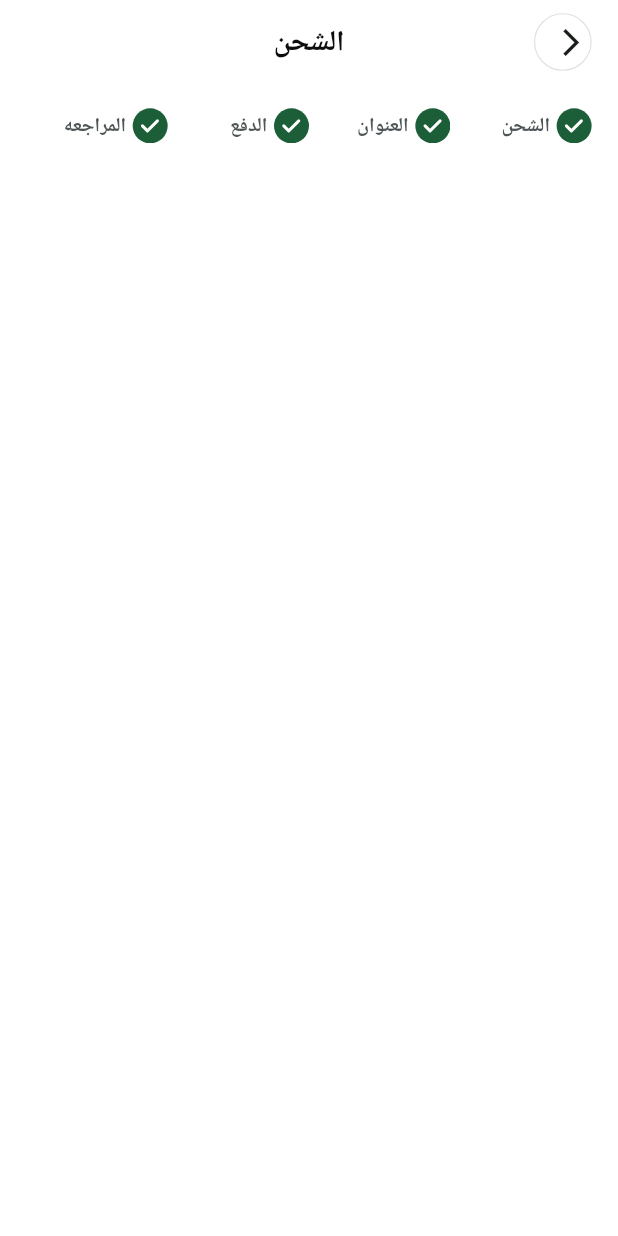
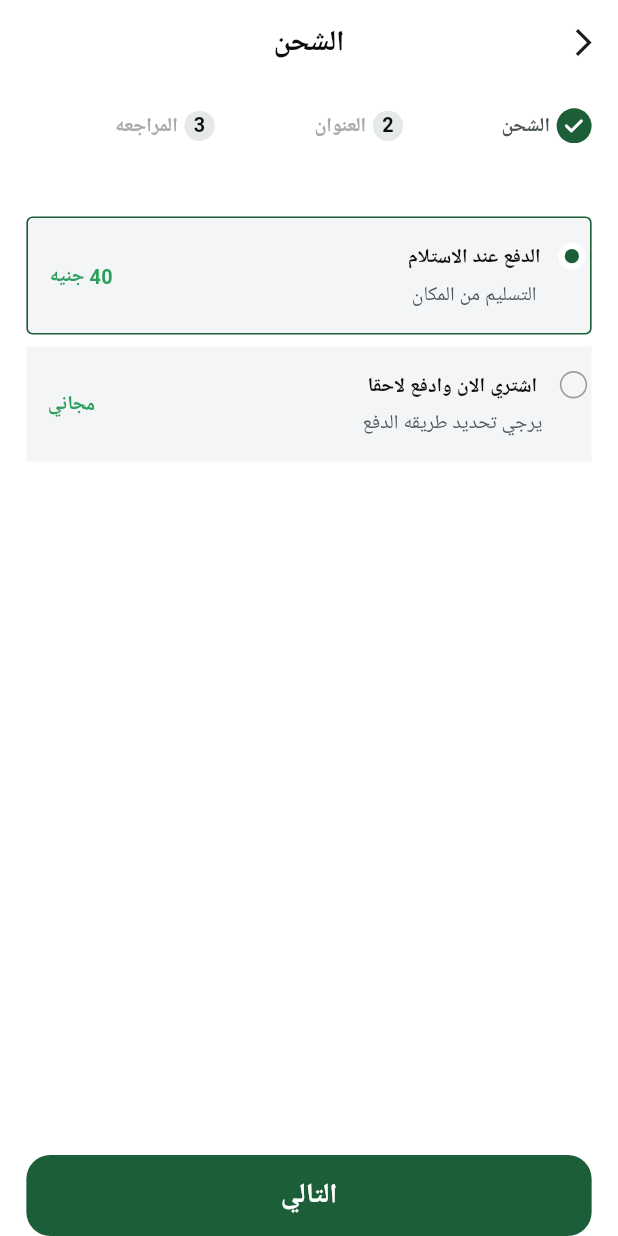
Before and after one commit to khaled-fcizu/fruits_hub, a Flutter app: the CheckOutView screen opened by its route, on a phone screen of 412 x 824 dp. Run offline on Flutter 3.47's test engine with Material 3 defaults, Android fonts, the phone set to English and light mode, and no system bars; our stand-ins replace cached_network_image, cloud_firestore, dartz, dots_indicator, equatable, firebase_auth and 9 more; missing offline and left inert: flutter_facebook_auth; accounts and stored records are empty; Roboto replaces fonts that are missing (Cairo).

Commit message:
add logic to check out with make the check out process item clickable and can scroll the submation

```diff
--- a/lib/core/widgets/build_app_bar.dart
+++ b/lib/core/widgets/build_app_bar.dart
@@ -15,10 +15,12 @@ AppBar buildAppBar(
     centerTitle: true,
     title: Text(title, style: AppTextStyles.font19BlackBold),
     actions: [
-     isRingVisible ? Padding(
-        padding: EdgeInsets.only(left: 16.w),
-        child: NotificationRing(),
-      ): const SizedBox.shrink(),
+      isRingVisible
+          ? Padding(
+              padding: EdgeInsets.only(left: 16.w),
+              child: NotificationRing(),
+            )
+          : const SizedBox.shrink(),
     ],
     leading: isLeadingVisible
         ? GestureDetector(
@@ -26,15 +28,8 @@ AppBar buildAppBar(
               Navigator.of(context).pop();
             },
             child: Padding(
-              padding: EdgeInsets.only(right: 16.w),
-              child: Container(
-                decoration: ShapeDecoration(
-                  shape: CircleBorder(
-                    side: BorderSide(color: Colors.grey.shade300, width: .7.w),
-                  ),
-                ),
-                child: Center(child: Icon(Icons.arrow_back_ios, size: 22)),
-              ),
+              padding: EdgeInsets.symmetric(horizontal: 16.w),
+              child: Icon(Icons.arrow_back_ios, size: 22),
             ),
           )
         : SizedBox.shrink(),
--- a/lib/features/check_out/presentation/views/chech_out_view.dart
+++ b/lib/features/check_out/presentation/views/chech_out_view.dart
@@ -1,25 +1,63 @@
 import 'package:flutter/material.dart';
 import 'package:flutter_screenutil/flutter_screenutil.dart';
 import 'package:fruit_hub/core/helpers/spacing_helper.dart';
+import 'package:fruit_hub/core/widgets/app_text_button.dart';
 import 'package:fruit_hub/core/widgets/build_app_bar.dart';
 import 'package:fruit_hub/features/check_out/presentation/views/widgets/chech_out_process_list_view.dart';
+import 'package:fruit_hub/features/check_out/presentation/views/widgets/check_out_page_view.dart';
 
-class CheckOutView extends StatelessWidget {
+class CheckOutView extends StatefulWidget {
   const CheckOutView({super.key});
 
+  @override
+  State<CheckOutView> createState() => _CheckOutViewState();
+}
+
+class _CheckOutViewState extends State<CheckOutView> {
+  late PageController pageController;
+  @override
+  void initState() {
+    pageController = PageController();
+    pageController.addListener(() {
+      setState(() {
+        currentPageIndex = pageController.page!.toInt();
+      });
+    });
+    super.initState();
+  }
+
+  @override
+  void dispose() {
+    pageController.dispose();
+    super.dispose();
+  }
+
+  int currentPageIndex = 0;
   @override
   Widget build(BuildContext context) {
     return Scaffold(
       appBar: buildAppBar(context, title: 'الشحن', isRingVisible: false),
       body: SafeArea(
-        child: SingleChildScrollView(
-          child: Padding(
-            padding: EdgeInsets.symmetric(horizontal: 16.w),
-            child: Column(
-              children: [verticalSpace(16),
-              ChechOutProcessListView(),
-              ],
-            ),
+        child: Padding(
+          padding: EdgeInsets.symmetric(horizontal: 16.w),
+          child: Column(
+            children: [
+              verticalSpace(16),
+              ChechOutProcessListView(
+                pageController: pageController,
+                currentPageIndex: currentPageIndex,
+              ),
+              Expanded(child: CheckOutPageView(pageController: pageController)),
+              AppButton(
+                onPressed: () {
+                  pageController.nextPage(
+                    duration: const Duration(milliseconds: 150),
+                    curve: Curves.easeIn,
+                  );
+                },
+                buttonText: 'التالي',
+              ),
+            ],
           ),
         ),
       ),
--- /dev/null
+++ b/lib/features/check_out/presentation/views/widgets/adress_section.dart
@@ -0,0 +1,30 @@
+import 'package:flutter/material.dart';
+import 'package:fruit_hub/core/helpers/spacing_helper.dart';
+import 'package:fruit_hub/core/widgets/app_text_form_field.dart';
+
+class AdressSection extends StatelessWidget {
+  const AdressSection({super.key});
+
+  @override
+  Widget build(BuildContext context) {
+    return Column(
+      children: [
+        verticalSpace(24),
+        AppTextFormField(hintText: 'الاسم كامل', validator: (value) {}),
+        verticalSpace(8),
+        AppTextFormField(hintText: 'البريد الإلكتروني', validator: (value) {}),
+        verticalSpace(8),
+        AppTextFormField(hintText: 'رقم الهاتف', validator: (value) {}),
+        verticalSpace(8),
+        AppTextFormField(hintText: 'العنوان', validator: (value) {}),
+        verticalSpace(8),
+        AppTextFormField(hintText: 'المدينه', validator: (value) {}),
+        verticalSpace(8),
+        AppTextFormField(
+          hintText: 'رقم الطابق , رقم الشقه ..',
+          validator: (value) {},
+        ),
+      ],
+    );
+  }
+}
--- a/lib/features/check_out/presentation/views/widgets/chech_out_process_list_view.dart
+++ b/lib/features/check_out/presentation/views/widgets/chech_out_process_list_view.dart
@@ -3,18 +3,32 @@ import 'package:flutter/material.dart';
 import 'check_out_item_output.dart';
 
 class ChechOutProcessListView extends StatelessWidget {
-  const ChechOutProcessListView({super.key});
-
+  const ChechOutProcessListView({
+    super.key,
+    required this.currentPageIndex,
+    required this.pageController,
+  });
+  final PageController pageController;
+  final int currentPageIndex;
   @override
   Widget build(BuildContext context) {
     return Row(
       children: List.generate(
-        4,
+        3,
         (index) => Expanded(
-          child: CheckOutItemOutput(
-            text: getCheckOutProcessList()[index],
-            isActive: true,
-            index: index + 1,
+          child: GestureDetector(
+            onTap: () {
+              pageController.animateToPage(
+                index,
+                duration: Duration(milliseconds: 150),
+                curve: Curves.easeIn,
+              );
+            },
+            child: CheckOutItemOutput(
+              text: getCheckOutProcessList()[index],
+              isActive: index <= currentPageIndex,
+              index: index + 1,
+            ),
           ),
         ),
       ),
@@ -22,9 +36,4 @@ class ChechOutProcessListView extends StatelessWidget {
   }
 }
 
-List<String> getCheckOutProcessList() => const [
-  'الشحن',
-  'العنوان',
-  'الدفع',
-  'المراجعه',
-];
+List<String> getCheckOutProcessList() => const ['الشحن', 'العنوان', 'المراجعه'];
--- /dev/null
+++ b/lib/features/check_out/presentation/views/widgets/check_out_page_view.dart
@@ -0,0 +1,30 @@
+import 'package:flutter/material.dart';
+import 'package:flutter_screenutil/flutter_screenutil.dart';
+import 'package:fruit_hub/features/check_out/presentation/views/widgets/adress_section.dart';
+import 'package:fruit_hub/features/check_out/presentation/views/widgets/shipping_section.dart';
+
+class CheckOutPageView extends StatelessWidget {
+  const CheckOutPageView({super.key, required this.pageController});
+  final PageController pageController;
+  @override
+  Widget build(BuildContext context) {
+    return Padding(
+      padding: EdgeInsets.symmetric(vertical: 16.h),
+      child: PageView.builder(
+        controller: pageController,
+        itemCount: getCheckOutPages().length,
+        physics: const NeverScrollableScrollPhysics(),
+        itemBuilder: (context, index) {
+          return getCheckOutPages()[index];
+        },
+      ),
+    );
+  }
+}
+
+List<Widget> getCheckOutPages() => [
+  const ShippingSection(),
+  const AdressSection(),
+  const Placeholder(),
+  const Placeholder(),
+];
--- /dev/null
+++ b/lib/features/check_out/presentation/views/widgets/shipping_item.dart
@@ -0,0 +1,71 @@
+import 'package:flutter/material.dart';
+import 'package:flutter_screenutil/flutter_screenutil.dart';
+import 'package:fruit_hub/core/helpers/spacing_helper.dart';
+import 'package:fruit_hub/core/theming/app_colors.dart';
+import 'package:fruit_hub/core/theming/app_text_styles.dart';
+
+class ShippingItem extends StatelessWidget {
+  const ShippingItem({
+    super.key,
+    required this.isSelected,
+    required this.title,
+    required this.subtitle,
+    required this.price,required this.onTap,
+  });
+  final bool isSelected;
+  final String title, subtitle, price;
+  final Function()? onTap;
+  @override
+  Widget build(BuildContext context) {
+    return GestureDetector(
+      onTap: onTap,
+      child: AnimatedContainer(
+        duration: Duration(milliseconds: 100),
+        padding: EdgeInsets.only(left: 13.w, right: 2.w, top: 16.h, bottom: 16.h),
+        decoration: BoxDecoration(
+          borderRadius: isSelected ? BorderRadius.circular(4.r) : null,
+          color: AppColors.babyBlue,
+          border: isSelected
+              ? Border.all(color: AppColors.mainGreen, width: 1.w)
+              : null,
+        ),
+        child: IntrinsicHeight(
+          child: Row(
+            crossAxisAlignment: CrossAxisAlignment.start,
+            children: [
+              Container(
+                width: 18.w,
+                height: 18.h,
+                decoration: BoxDecoration(
+                  color: isSelected ? AppColors.mainGreen : Colors.transparent,
+                  shape: BoxShape.circle,
+                  border: isSelected
+                      ? Border.all(color: Colors.white, width: 4.w)
+                      : Border.all(color: Colors.grey, width: 1.w),
+                ),
+              ),
+              horizontalSpace(10),
+              Column(
+                mainAxisAlignment: MainAxisAlignment.start,
+                children: [
+                  Text(title, style: AppTextStyles.font13BlackSemiBold),
+                  verticalSpace(6),
+                  Text(subtitle, style: AppTextStyles.font13GrayRegular),
+                ],
+              ),
+              const Spacer(),
+              Center(
+                child: Text(
+                  price,
+                  style: AppTextStyles.font13MainGreenBold.copyWith(
+                    color: AppColors.mainLightGreen,
+                  ),
+                ),
+              ),
+            ],
+          ),
+        ),
+      ),
+    );
+  }
+}
--- /dev/null
+++ b/lib/features/check_out/presentation/views/widgets/shipping_section.dart
@@ -0,0 +1,43 @@
+import 'package:flutter/material.dart';
+import 'package:fruit_hub/core/helpers/spacing_helper.dart';
+import 'package:fruit_hub/features/check_out/presentation/views/widgets/shipping_item.dart';
+
+class ShippingSection extends StatefulWidget {
+  const ShippingSection({super.key});
+
+  @override
+  State<ShippingSection> createState() => _ShippingSectionState();
+}
+
+class _ShippingSectionState extends State<ShippingSection> {
+  int selectedIndex = 0;
+  @override
+  Widget build(BuildContext context) {
+    return Column(
+      children: [
+        verticalSpace(32),
+        ShippingItem(
+          onTap: () {
+            selectedIndex = 0;
+            setState(() {});
+          },
+          isSelected: selectedIndex == 0,
+          title: 'الدفع عند الاستلام',
+          subtitle: 'التسليم من المكان',
+          price: '40 جنيه',
+        ),
+        verticalSpace(8),
+        ShippingItem(
+          onTap: () {
+            selectedIndex = 1;
+            setState(() {});
+          },
+          isSelected: selectedIndex == 1,
+          title: 'اشتري الان وادفع لاحقا',
+          subtitle: 'يرجي تحديد طريقه الدفع',
+          price: 'مجاني',
+        ),
+      ],
+    );
+  }
+}
```
